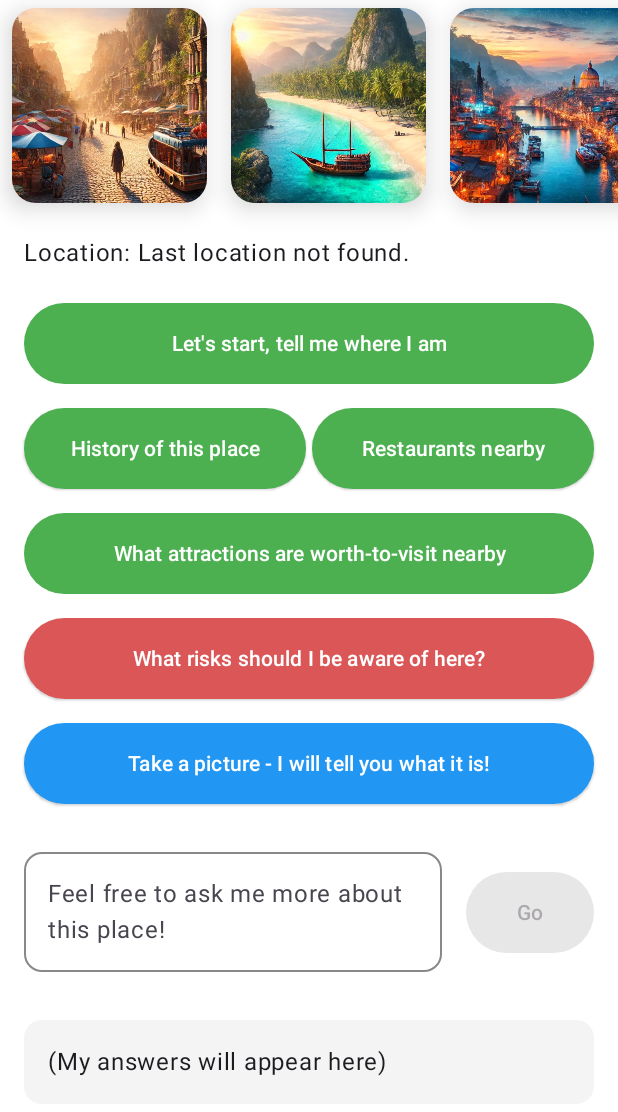
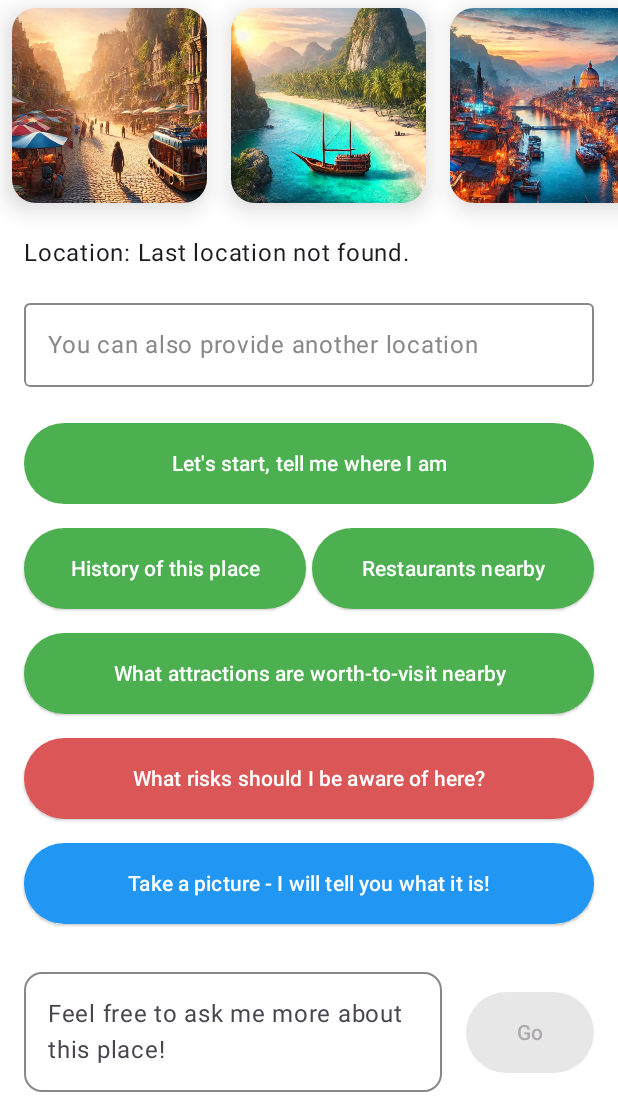
Before and after one commit to ravo9/Android_Learning_And_Self-Improvement_Project, an Android app built with Jetpack Compose: the screen it shows after launch (MainActivity), on a phone screen of 412 x 824 dp, the part 124-1236 px from its top. Run offline under Robolectric (Android 15) with nearby library versions, the phone set to English and light mode, and no system bars; libraries missing offline, so code that uses them is left out: com.google.ai.client; 3 statements that could not run were skipped.

Commit message:
UI for text location input added.

```diff
--- a/app/src/main/java/com/dreamcatcher/travelwithai/MainScreen.kt
+++ b/app/src/main/java/com/dreamcatcher/travelwithai/MainScreen.kt
@@ -120,6 +120,7 @@ fun MainScreen() {
                     { viewModel.userDeniedLocation() },
                 )
                 Location(locationState)
+                LocationInput()
             }
             item { ActionRow(listOf(R.string.action_start to {
                 RequestPermission(
@@ -222,10 +223,53 @@ fun ImageCarousel(mainViewModel: MainViewModel) {
 
 @Composable
 fun Location(location: String) {
-    Box(modifier = Modifier.fillMaxWidth().padding(DefaultPadding)) {
+    Box(modifier = Modifier
+        .fillMaxWidth()
+        .padding(horizontal = DefaultPadding)
+        .padding(top = DefaultPadding)
+    ) {
         Text(
             text = "Location: $location",
             style = MaterialTheme.typography.bodyLarge.copy(color = MaterialTheme.colorScheme.onSurface),
+        )
+    }
+}
+
+@Composable
+fun LocationInput() {
+    var location by rememberSaveable { mutableStateOf("") }
+
+    Column(
+        modifier = Modifier.fillMaxWidth(),
+        horizontalAlignment = Alignment.CenterHorizontally
+    ) {
+        OutlinedTextField(
+            value = location,
+            onValueChange = { location = it },
+            placeholder = {
+                Text(
+                    text = "e.g. 'Rome, Italy' or 'London, Piccadilly'",
+                    style = MaterialTheme.typography.bodySmall.copy(color = Color.Gray)
+                )
+            },
+            label = {
+                Text(
+                    text = "You can also provide another location",
+                    style = MaterialTheme.typography.bodyLarge.copy(color = Color.Gray)
+                )
+            },
+            modifier = Modifier
+                .fillMaxWidth()
+                .padding(DefaultPadding)
+                .clip(RoundedCornerShape(4.dp)),
+            singleLine = true,
+            colors = OutlinedTextFieldDefaults.colors(
+                focusedBorderColor = MaterialTheme.colorScheme.primary,
+                unfocusedBorderColor = Color.Gray,
+                focusedLabelColor = MaterialTheme.colorScheme.primary,
+                unfocusedLabelColor = Color.Gray,
+                disabledBorderColor = Color.Gray
+            )
         )
     }
 }
--- a/app/src/main/java/com/dreamcatcher/travelwithai/MainViewModel.kt
+++ b/app/src/main/java/com/dreamcatcher/travelwithai/MainViewModel.kt
@@ -84,7 +84,7 @@ class MainViewModel(
             append("• Latitude: %.4f\n".format(latitude))
             append("• Longitude: %.4f\n".format(longitude))
             if (hasAltitude()) append("• Altitude: %.2f meters\n".format(altitude))
-            if (hasAccuracy()) append("• Accuracy: %.2f meters\n".format(accuracy))
+            if (hasAccuracy()) append("• Accuracy: %.2f meters".format(accuracy))
         }
     }
 }
```
